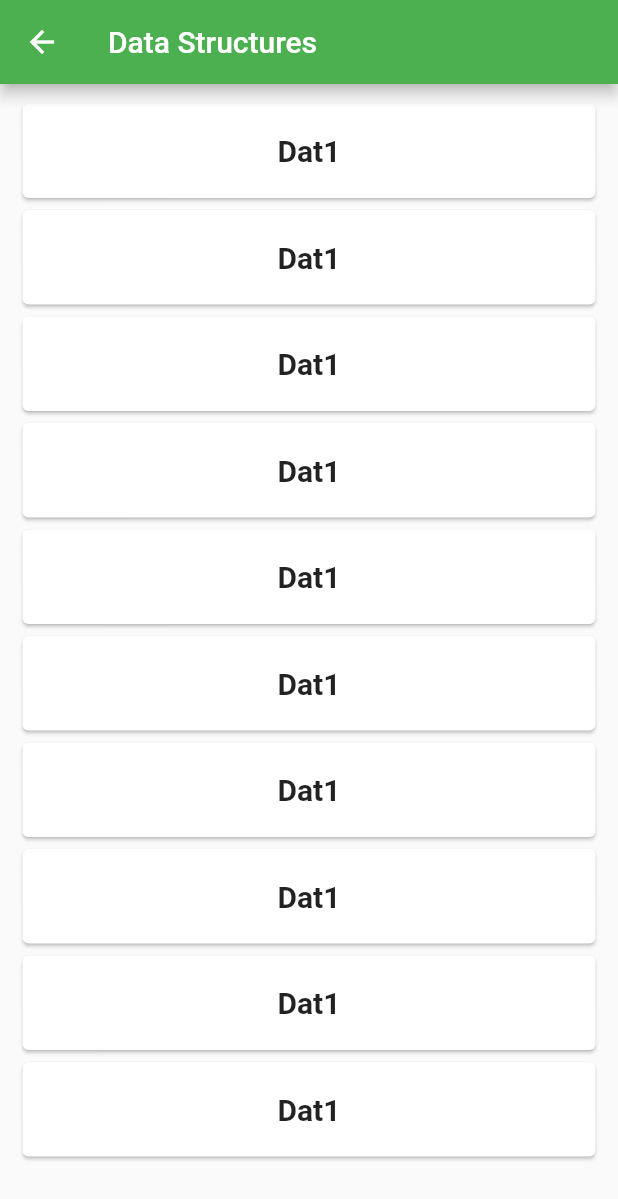
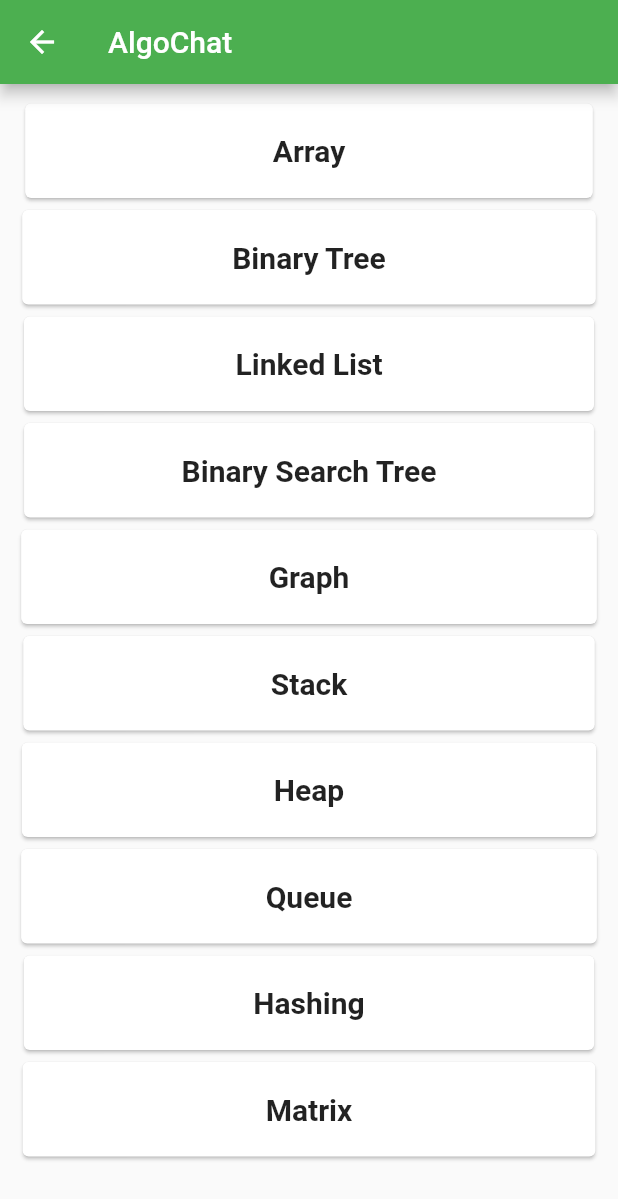
Before and after one commit to hemantj99/AlgoChat, a Flutter app: the EasyStruct screen opened directly, on a phone screen of 412 x 824 dp. Shown: the top 1199 px of the screen. Run offline on Flutter 3.47's test engine with Material 2 defaults, Android fonts, the phone set to English and light mode, and no system bars; project files that could hold a hidden picture were left out.

Commit message:
Data Structures Added

```diff
--- a/lib/Easy.dart
+++ b/lib/Easy.dart
@@ -24,7 +24,7 @@ class _MyEasyScreenState extends State<EasyStruct> {
   Widget build(BuildContext context) {
     return new Scaffold(
       appBar: new AppBar(
-        title: new Text('Data Structures'),
+        title: new Text('AlgoChat'),
         backgroundColor: Colors.green,
       ),
       body: new Container(
@@ -34,10 +34,10 @@ class _MyEasyScreenState extends State<EasyStruct> {
             children: <Widget>[
               new Card(
                 child: new Container(
-                  padding: new EdgeInsets.fromLTRB(170.0, 20.0, 170.0, 20.0),
+                  padding: new EdgeInsets.fromLTRB(165.0, 20.0, 165.0, 20.0),
                   child: new Column(
                     children: <Widget>[
-                      new Text('Dat1', style:
+                      new Text('Array', style:
                       TextStyle(fontSize: 20.0, fontWeight: FontWeight.bold),),
                     ],
                   ),
@@ -45,10 +45,10 @@ class _MyEasyScreenState extends State<EasyStruct> {
               ),
               new Card(
                 child: new Container(
-                  padding: new EdgeInsets.fromLTRB(170.0, 20.0, 170.0, 20.0),
+                  padding: new EdgeInsets.fromLTRB(140.0, 20.0, 140.0, 20.0),
                   child: new Column(
                     children: <Widget>[
-                      new Text('Dat1', style:
+                      new Text('Binary Tree', style:
                       TextStyle(fontSize: 20.0, fontWeight: FontWeight.bold),),
                     ],
                   ),
@@ -56,10 +56,10 @@ class _MyEasyScreenState extends State<EasyStruct> {
               ),
               new Card(
                 child: new Container(
-                  padding: new EdgeInsets.fromLTRB(170.0, 20.0, 170.0, 20.0),
+                  padding: new EdgeInsets.fromLTRB(141.0, 20.0, 141.0, 20.0),
                   child: new Column(
                     children: <Widget>[
-                      new Text('Dat1', style:
+                      new Text('Linked List', style:
                       TextStyle(fontSize: 20.0, fontWeight: FontWeight.bold),),
                     ],
                   ),
@@ -67,10 +67,10 @@ class _MyEasyScreenState extends State<EasyStruct> {
               ),
               new Card(
                 child: new Container(
-                  padding: new EdgeInsets.fromLTRB(170.0, 20.0, 170.0, 20.0),
+                  padding: new EdgeInsets.fromLTRB(105.0, 20.0, 105.0, 20.0),
                   child: new Column(
                     children: <Widget>[
-                      new Text('Dat1', style:
+                      new Text('Binary Search Tree', style:
                       TextStyle(fontSize: 20.0, fontWeight: FontWeight.bold),),
                     ],
                   ),
@@ -78,10 +78,10 @@ class _MyEasyScreenState extends State<EasyStruct> {
               ),
               new Card(
                 child: new Container(
-                  padding: new EdgeInsets.fromLTRB(170.0, 20.0, 170.0, 20.0),
+                  padding: new EdgeInsets.fromLTRB(165.0, 20.0, 165.0, 20.0),
                   child: new Column(
                     children: <Widget>[
-                      new Text('Dat1', style:
+                      new Text('Graph', style:
                       TextStyle(fontSize: 20.0, fontWeight: FontWeight.bold),),
                     ],
                   ),
@@ -89,10 +89,10 @@ class _MyEasyScreenState extends State<EasyStruct> {
               ),
               new Card(
                 child: new Container(
-                  padding: new EdgeInsets.fromLTRB(170.0, 20.0, 170.0, 20.0),
+                  padding: new EdgeInsets.fromLTRB(165.0, 20.0, 165.0, 20.0),
                   child: new Column(
                     children: <Widget>[
-                      new Text('Dat1', style:
+                      new Text('Stack', style:
                       TextStyle(fontSize: 20.0, fontWeight: FontWeight.bold),),
                     ],
                   ),
@@ -100,10 +100,10 @@ class _MyEasyScreenState extends State<EasyStruct> {
               ),
               new Card(
                 child: new Container(
-                  padding: new EdgeInsets.fromLTRB(170.0, 20.0, 170.0, 20.0),
+                  padding: new EdgeInsets.fromLTRB(168.0, 20.0, 168.0, 20.0),
                   child: new Column(
                     children: <Widget>[
-                      new Text('Dat1', style:
+                      new Text('Heap', style:
                       TextStyle(fontSize: 20.0, fontWeight: FontWeight.bold),),
                     ],
                   ),
@@ -111,10 +111,10 @@ class _MyEasyScreenState extends State<EasyStruct> {
               ),
               new Card(
                 child: new Container(
-                  padding: new EdgeInsets.fromLTRB(170.0, 20.0, 170.0, 20.0),
+                  padding: new EdgeInsets.fromLTRB(163.0, 20.0, 163.0, 20.0),
                   child: new Column(
                     children: <Widget>[
-                      new Text('Dat1', style:
+                      new Text('Queue', style:
                       TextStyle(fontSize: 20.0, fontWeight: FontWeight.bold),),
                     ],
                   ),
@@ -122,10 +122,10 @@ class _MyEasyScreenState extends State<EasyStruct> {
               ),
               new Card(
                 child: new Container(
-                  padding: new EdgeInsets.fromLTRB(170.0, 20.0, 170.0, 20.0),
+                  padding: new EdgeInsets.fromLTRB(153.0, 20.0, 153.0, 20.0),
                   child: new Column(
                     children: <Widget>[
-                      new Text('Dat1', style:
+                      new Text('Hashing', style:
                       TextStyle(fontSize: 20.0, fontWeight: FontWeight.bold),),
                     ],
                   ),
@@ -133,10 +133,10 @@ class _MyEasyScreenState extends State<EasyStruct> {
               ),
               new Card(
                 child: new Container(
-                  padding: new EdgeInsets.fromLTRB(170.0, 20.0, 170.0, 20.0),
+                  padding: new EdgeInsets.fromLTRB(162.0, 20.0, 162.0, 20.0),
                   child: new Column(
                     children: <Widget>[
-                      new Text('Dat1', style:
+                      new Text('Matrix', style:
                       TextStyle(fontSize: 20.0, fontWeight: FontWeight.bold),),
                     ],
                   ),
--- a/lib/Hard.dart
+++ b/lib/Hard.dart
@@ -25,7 +25,7 @@ class _MyHardScreenState extends State<HardStruct> {
   Widget build(BuildContext context) {
     return new Scaffold(
       appBar: new AppBar(
-        title: new Text('Data Structures'),
+        title: new Text('AlgoChat'),
         backgroundColor: Colors.green,
       ),
       body: new Container(
@@ -35,10 +35,10 @@ class _MyHardScreenState extends State<HardStruct> {
             children: <Widget>[
               new Card(
                 child: new Container(
-                  padding: new EdgeInsets.fromLTRB(170.0, 20.0, 170.0, 20.0),
+                  padding: new EdgeInsets.fromLTRB(165.0, 20.0, 165.0, 20.0),
                   child: new Column(
                     children: <Widget>[
-                      new Text('Dat3', style:
+                      new Text('Array', style:
                       TextStyle(fontSize: 20.0, fontWeight: FontWeight.bold),),
                     ],
                   ),
@@ -46,10 +46,10 @@ class _MyHardScreenState extends State<HardStruct> {
               ),
               new Card(
                 child: new Container(
-                  padding: new EdgeInsets.fromLTRB(170.0, 20.0, 170.0, 20.0),
+                  padding: new EdgeInsets.fromLTRB(140.0, 20.0, 140.0, 20.0),
                   child: new Column(
                     children: <Widget>[
-                      new Text('Dat3', style:
+                      new Text('Binary Tree', style:
                       TextStyle(fontSize: 20.0, fontWeight: FontWeight.bold),),
                     ],
                   ),
@@ -57,10 +57,10 @@ class _MyHardScreenState extends State<HardStruct> {
               ),
               new Card(
                 child: new Container(
-                  padding: new EdgeInsets.fromLTRB(170.0, 20.0, 170.0, 20.0),
+                  padding: new EdgeInsets.fromLTRB(141.0, 20.0, 141.0, 20.0),
                   child: new Column(
                     children: <Widget>[
-                      new Text('Dat3', style:
+                      new Text('Linked List', style:
                       TextStyle(fontSize: 20.0, fontWeight: FontWeight.bold),),
                     ],
                   ),
@@ -68,10 +68,10 @@ class _MyHardScreenState extends State<HardStruct> {
               ),
               new Card(
                 child: new Container(
-                  padding: new EdgeInsets.fromLTRB(170.0, 20.0, 170.0, 20.0),
+                  padding: new EdgeInsets.fromLTRB(105.0, 20.0, 105.0, 20.0),
                   child: new Column(
                     children: <Widget>[
-                      new Text('Dat3', style:
+                      new Text('Binary Search Tree', style:
                       TextStyle(fontSize: 20.0, fontWeight: FontWeight.bold),),
                     ],
                   ),
@@ -79,10 +79,10 @@ class _MyHardScreenState extends State<HardStruct> {
               ),
               new Card(
                 child: new Container(
-                  padding: new EdgeInsets.fromLTRB(170.0, 20.0, 170.0, 20.0),
+                  padding: new EdgeInsets.fromLTRB(165.0, 20.0, 165.0, 20.0),
                   child: new Column(
                     children: <Widget>[
-                      new Text('Dat3', style:
+                      new Text('Graph', style:
                       TextStyle(fontSize: 20.0, fontWeight: FontWeight.bold),),
                     ],
                   ),
@@ -90,10 +90,10 @@ class _MyHardScreenState extends State<HardStruct> {
               ),
               new Card(
                 child: new Container(
-                  padding: new EdgeInsets.fromLTRB(170.0, 20.0, 170.0, 20.0),
+                  padding: new EdgeInsets.fromLTRB(165.0, 20.0, 165.0, 20.0),
                   child: new Column(
                     children: <Widget>[
-                      new Text('Dat3', style:
+                      new Text('Stack', style:
                       TextStyle(fontSize: 20.0, fontWeight: FontWeight.bold),),
                     ],
                   ),
@@ -101,10 +101,10 @@ class _MyHardScreenState extends State<HardStruct> {
               ),
               new Card(
                 child: new Container(
-                  padding: new EdgeInsets.fromLTRB(170.0, 20.0, 170.0, 20.0),
+                  padding: new EdgeInsets.fromLTRB(168.0, 20.0, 168.0, 20.0),
                   child: new Column(
                     children: <Widget>[
-                      new Text('Dat3', style:
+                      new Text('Heap', style:
                       TextStyle(fontSize: 20.0, fontWeight: FontWeight.bold),),
                     ],
                   ),
@@ -112,10 +112,10 @@ class _MyHardScreenState extends State<HardStruct> {
               ),
               new Card(
                 child: new Container(
-                  padding: new EdgeInsets.fromLTRB(170.0, 20.0, 170.0, 20.0),
+                  padding: new EdgeInsets.fromLTRB(163.0, 20.0, 163.0, 20.0),
                   child: new Column(
                     children: <Widget>[
-                      new Text('Dat3', style:
+                      new Text('Queue', style:
                       TextStyle(fontSize: 20.0, fontWeight: FontWeight.bold),),
                     ],
                   ),
@@ -123,10 +123,10 @@ class _MyHardScreenState extends State<HardStruct> {
               ),
               new Card(
                 child: new Container(
-                  padding: new EdgeInsets.fromLTRB(170.0, 20.0, 170.0, 20.0),
+                  padding: new EdgeInsets.fromLTRB(153.0, 20.0, 153.0, 20.0),
                   child: new Column(
                     children: <Widget>[
-                      new Text('Dat3', style:
+                      new Text('Hashing', style:
                       TextStyle(fontSize: 20.0, fontWeight: FontWeight.bold),),
                     ],
                   ),
@@ -134,10 +134,10 @@ class _MyHardScreenState extends State<HardStruct> {
               ),
               new Card(
                 child: new Container(
-                  padding: new EdgeInsets.fromLTRB(170.0, 20.0, 170.0, 20.0),
+                  padding: new EdgeInsets.fromLTRB(162.0, 20.0, 162.0, 20.0),
                   child: new Column(
                     children: <Widget>[
-                      new Text('Dat3', style:
+                      new Text('Matrix', style:
                       TextStyle(fontSize: 20.0, fontWeight: FontWeight.bold),),
                     ],
                   ),
--- a/lib/Medium.dart
+++ b/lib/Medium.dart
@@ -25,7 +25,7 @@ class _MyMediumScreenState extends State<MediumStruct> {
   Widget build(BuildContext context) {
     return new Scaffold(
       appBar: new AppBar(
-        title: new Text('Data Structures'),
+        title: new Text('AlgoChat'),
         backgroundColor: Colors.green,
       ),
       body: new Container(
@@ -35,10 +35,10 @@ class _MyMediumScreenState extends State<MediumStruct> {
             children: <Widget>[
               new Card(
                 child: new Container(
-                  padding: new EdgeInsets.fromLTRB(170.0, 20.0, 170.0, 20.0),
+                  padding: new EdgeInsets.fromLTRB(165.0, 20.0, 165.0, 20.0),
                   child: new Column(
                     children: <Widget>[
-                      new Text('Dat2', style:
+                      new Text('Array', style:
                       TextStyle(fontSize: 20.0, fontWeight: FontWeight.bold),),
                     ],
                   ),
@@ -46,10 +46,10 @@ class _MyMediumScreenState extends State<MediumStruct> {
               ),
               new Card(
                 child: new Container(
-                  padding: new EdgeInsets.fromLTRB(170.0, 20.0, 170.0, 20.0),
+                  padding: new EdgeInsets.fromLTRB(140.0, 20.0, 140.0, 20.0),
                   child: new Column(
                     children: <Widget>[
-                      new Text('Dat2', style:
+                      new Text('Binary Tree', style:
                       TextStyle(fontSize: 20.0, fontWeight: FontWeight.bold),),
                     ],
                   ),
@@ -57,10 +57,10 @@ class _MyMediumScreenState extends State<MediumStruct> {
               ),
               new Card(
                 child: new Container(
-                  padding: new EdgeInsets.fromLTRB(170.0, 20.0, 170.0, 20.0),
+                  padding: new EdgeInsets.fromLTRB(141.0, 20.0, 141.0, 20.0),
                   child: new Column(
                     children: <Widget>[
-                      new Text('Dat2', style:
+                      new Text('Linked List', style:
                       TextStyle(fontSize: 20.0, fontWeight: FontWeight.bold),),
                     ],
                   ),
@@ -68,10 +68,10 @@ class _MyMediumScreenState extends State<MediumStruct> {
               ),
               new Card(
                 child: new Container(
-                  padding: new EdgeInsets.fromLTRB(170.0, 20.0, 170.0, 20.0),
+                  padding: new EdgeInsets.fromLTRB(105.0, 20.0, 105.0, 20.0),
                   child: new Column(
                     children: <Widget>[
-                      new Text('Dat2', style:
+                      new Text('Binary Search Tree', style:
                       TextStyle(fontSize: 20.0, fontWeight: FontWeight.bold),),
                     ],
                   ),
@@ -79,10 +79,10 @@ class _MyMediumScreenState extends State<MediumStruct> {
               ),
               new Card(
                 child: new Container(
-                  padding: new EdgeInsets.fromLTRB(170.0, 20.0, 170.0, 20.0),
+                  padding: new EdgeInsets.fromLTRB(165.0, 20.0, 165.0, 20.0),
                   child: new Column(
                     children: <Widget>[
-                      new Text('Dat2', style:
+                      new Text('Graph', style:
                       TextStyle(fontSize: 20.0, fontWeight: FontWeight.bold),),
                     ],
                   ),
@@ -90,10 +90,10 @@ class _MyMediumScreenState extends State<MediumStruct> {
               ),
               new Card(
                 child: new Container(
-                  padding: new EdgeInsets.fromLTRB(170.0, 20.0, 170.0, 20.0),
+                  padding: new EdgeInsets.fromLTRB(165.0, 20.0, 165.0, 20.0),
                   child: new Column(
                     children: <Widget>[
-                      new Text('Dat2', style:
+                      new Text('Stack', style:
                       TextStyle(fontSize: 20.0, fontWeight: FontWeight.bold),),
                     ],
                   ),
@@ -101,10 +101,10 @@ class _MyMediumScreenState extends State<MediumStruct> {
               ),
               new Card(
                 child: new Container(
-                  padding: new EdgeInsets.fromLTRB(170.0, 20.0, 170.0, 20.0),
+                  padding: new EdgeInsets.fromLTRB(168.0, 20.0, 168.0, 20.0),
                   child: new Column(
                     children: <Widget>[
-                      new Text('Dat2', style:
+                      new Text('Heap', style:
                       TextStyle(fontSize: 20.0, fontWeight: FontWeight.bold),),
                     ],
                   ),
@@ -112,10 +112,10 @@ class _MyMediumScreenState extends State<MediumStruct> {
               ),
               new Card(
                 child: new Container(
-                  padding: new EdgeInsets.fromLTRB(170.0, 20.0, 170.0, 20.0),
+                  padding: new EdgeInsets.fromLTRB(163.0, 20.0, 163.0, 20.0),
                   child: new Column(
                     children: <Widget>[
-                      new Text('Dat2', style:
+                      new Text('Queue', style:
                       TextStyle(fontSize: 20.0, fontWeight: FontWeight.bold),),
                     ],
                   ),
@@ -123,10 +123,10 @@ class _MyMediumScreenState extends State<MediumStruct> {
               ),
               new Card(
                 child: new Container(
-                  padding: new EdgeInsets.fromLTRB(170.0, 20.0, 170.0, 20.0),
+                  padding: new EdgeInsets.fromLTRB(153.0, 20.0, 153.0, 20.0),
                   child: new Column(
                     children: <Widget>[
-                      new Text('Dat2', style:
+                      new Text('Hashing', style:
                       TextStyle(fontSize: 20.0, fontWeight: FontWeight.bold),),
                     ],
                   ),
@@ -134,10 +134,10 @@ class _MyMediumScreenState extends State<MediumStruct> {
               ),
               new Card(
                 child: new Container(
-                  padding: new EdgeInsets.fromLTRB(170.0, 20.0, 170.0, 20.0),
+                  padding: new EdgeInsets.fromLTRB(162.0, 20.0, 162.0, 20.0),
                   child: new Column(
                     children: <Widget>[
-                      new Text('Dat2', style:
+                      new Text('Matrix', style:
                       TextStyle(fontSize: 20.0, fontWeight: FontWeight.bold),),
                     ],
                   ),
```
